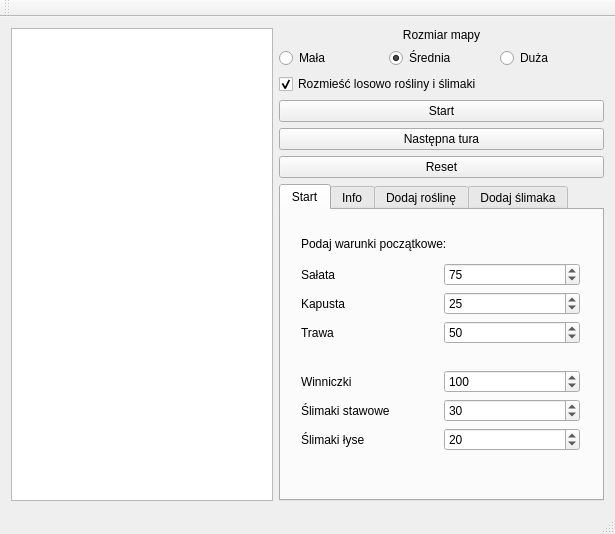
Before: the Qt Designer form mainwindow.ui in KarolStachurka/PJC, drawn with Qt 5.
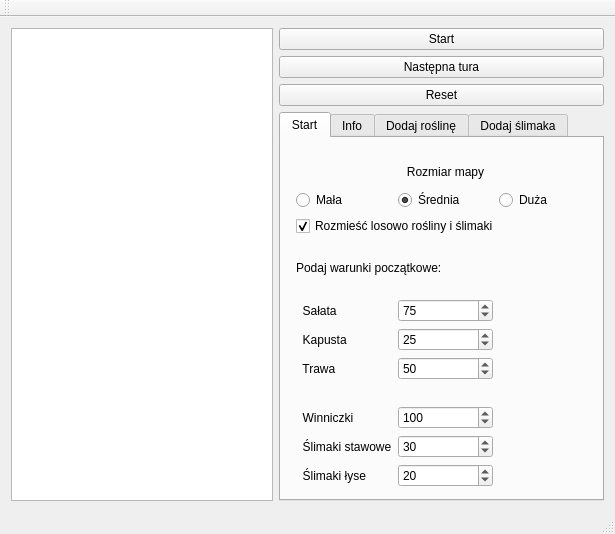
After: the same form once the commit is applied.

Diff of the .ui file:
```diff
--- a/mainwindow.ui
+++ b/mainwindow.ui
@@ -60,70 +60,7 @@
          <enum>QLayout::SetDefaultConstraint</enum>
         </property>
         <item>
-         <layout class="QGridLayout" name="gridLayout_2">
-          <item row="1" column="0">
-           <widget class="QRadioButton" name="mapSmall">
-            <property name="text">
-             <string>Mała</string>
-            </property>
-            <property name="checked">
-             <bool>false</bool>
-            </property>
-           </widget>
-          </item>
-          <item row="1" column="1">
-           <widget class="QRadioButton" name="mapMedium">
-            <property name="text">
-             <string>Średnia</string>
-            </property>
-            <property name="checked">
-             <bool>true</bool>
-            </property>
-           </widget>
-          </item>
-          <item row="1" column="2">
-           <widget class="QRadioButton" name="mapHuge">
-            <property name="text">
-             <string>Duża</string>
-            </property>
-           </widget>
-          </item>
-          <item row="0" column="0" colspan="3">
-           <widget class="QLabel" name="titleLabel1">
-            <property name="sizePolicy">
-             <sizepolicy hsizetype="Minimum" vsizetype="Minimum">
-              <horstretch>0</horstretch>
-              <verstretch>0</verstretch>
-             </sizepolicy>
-            </property>
-            <property name="maximumSize">
-             <size>
-              <width>16777215</width>
-              <height>25</height>
-             </size>
-            </property>
-            <property name="layoutDirection">
-             <enum>Qt::LeftToRight</enum>
-            </property>
-            <property name="text">
-             <string>Rozmiar mapy</string>
-            </property>
-            <property name="alignment">
-             <set>Qt::AlignCenter</set>
-            </property>
-           </widget>
-          </item>
-          <item row="2" column="0" colspan="3">
-           <widget class="QCheckBox" name="randomStartCheckBox">
-            <property name="text">
-             <string>Rozmieść losowo rośliny i ślimaki</string>
-            </property>
-            <property name="checked">
-             <bool>true</bool>
-            </property>
-           </widget>
-          </item>
-         </layout>
+         <layout class="QGridLayout" name="gridLayout_2"/>
         </item>
         <item>
          <widget class="QPushButton" name="automaticMode">
@@ -185,76 +122,104 @@
            <widget class="QWidget" name="gridLayoutWidget_3">
             <property name="geometry">
              <rect>
-              <x>9</x>
-              <y>9</y>
-              <width>301</width>
-              <height>243</height>
+              <x>4</x>
+              <y>10</y>
+              <width>321</width>
+              <height>350</height>
              </rect>
             </property>
             <layout class="QGridLayout" name="gridLayout_4">
-             <item row="6" column="0">
-              <widget class="QLabel" name="label_5">
-               <property name="text">
-                <string>Ślimaki stawowe</string>
-               </property>
-              </widget>
-             </item>
-             <item row="4" column="0" colspan="2">
-              <spacer name="horizontalSpacer_2">
-               <property name="orientation">
-                <enum>Qt::Horizontal</enum>
-               </property>
-               <property name="sizeHint" stdset="0">
-                <size>
-                 <width>40</width>
-                 <height>20</height>
-                </size>
-               </property>
-              </spacer>
-             </item>
              <item row="1" column="0">
-              <widget class="QLabel" name="label">
+              <widget class="QRadioButton" name="mapSmall">
                <property name="text">
-                <string>Sałata</string>
+                <string>Mała</string>
                </property>
+               <property name="checked">
+                <bool>false</bool>
+               </property>
               </widget>
              </item>
-             <item row="2" column="0">
+             <item row="1" column="1">
+              <widget class="QRadioButton" name="mapMedium">
+               <property name="text">
+                <string>Średnia</string>
+               </property>
+               <property name="checked">
+                <bool>true</bool>
+               </property>
+              </widget>
+             </item>
+             <item row="1" column="2">
+              <widget class="QRadioButton" name="mapHuge">
+               <property name="text">
+                <string>Duża</string>
+               </property>
+              </widget>
+             </item>
+             <item row="0" column="0" colspan="3">
+              <widget class="QLabel" name="titleLabel1">
+               <property name="sizePolicy">
+                <sizepolicy hsizetype="Minimum" vsizetype="Minimum">
+                 <horstretch>0</horstretch>
+                 <verstretch>0</verstretch>
+                </sizepolicy>
+               </property>
+               <property name="maximumSize">
+                <size>
+                 <width>16777215</width>
+                 <height>25</height>
+                </size>
+               </property>
+               <property name="layoutDirection">
+                <enum>Qt::LeftToRight</enum>
+               </property>
+               <property name="text">
+                <string>Rozmiar mapy</string>
+               </property>
+               <property name="alignment">
+                <set>Qt::AlignCenter</set>
+               </property>
+              </widget>
+             </item>
+             <item row="5" column="0" colspan="3">
+              <widget class="QCheckBox" name="randomStartCheckBox">
+               <property name="text">
+                <string>Rozmieść losowo rośliny i ślimaki</string>
+               </property>
+               <property name="checked">
+                <bool>true</bool>
+               </property>
+              </widget>
+             </item>
+             <item row="8" column="0">
               <widget class="QLabel" name="label_2">
                <property name="text">
-                <string>Kapusta</string>
+                <string>  Kapusta</string>
                </property>
               </widget>
              </item>
-             <item row="3" column="0">
+             <item row="9" column="0">
               <widget class="QLabel" name="label_3">
                <property name="text">
-                <string>Trawa</string>
+                <string>  Trawa</string>
                </property>
               </widget>
              </item>
-             <item row="5" column="0">
-              <widget class="QLabel" name="label_4">
-               <property name="text">
-                <string>Winniczki</string>
-               </property>
-              </widget>
-             </item>
-             <item row="7" column="0">
-              <widget class="QLabel" name="label_6">
-               <property name="text">
-                <string>Ślimaki łyse</string>
-               </property>
-              </widget>
-             </item>
-             <item row="0" column="0" colspan="2">
+             <item row="6" column="0" colspan="3">
               <widget class="QLabel" name="label_7">
                <property name="text">
                 <string>Podaj warunki początkowe:</string>
                </property>
               </widget>
              </item>
-             <item row="1" column="1">
+             <item row="7" column="0">
+              <widget class="QLabel" name="label">
+               <property name="text">
+                <string>  Sałata</string>
+               </property>
+              </widget>
+             </item>
+             <item row="7" column="1">
               <widget class="QSpinBox" name="lettuceNumberEdit">
                <property name="maximum">
                 <number>999</number>
@@ -264,7 +229,7 @@
                </property>
               </widget>
              </item>
-             <item row="2" column="1">
+             <item row="8" column="1">
               <widget class="QSpinBox" name="cabbageNumberEdit">
                <property name="maximum">
                 <number>999</number>
@@ -274,7 +239,7 @@
                </property>
               </widget>
              </item>
-             <item row="3" column="1">
+             <item row="9" column="1">
               <widget class="QSpinBox" name="grassNumberEdit">
                <property name="maximum">
                 <number>999</number>
@@ -284,7 +249,27 @@
                </property>
               </widget>
              </item>
-             <item row="5" column="1">
+             <item row="11" column="0">
+              <widget class="QLabel" name="label_4">
+               <property name="text">
+                <string>  Winniczki</string>
+               </property>
+              </widget>
+             </item>
+             <item row="10" column="0" colspan="3">
+              <spacer name="horizontalSpacer_2">
+               <property name="orientation">
+                <enum>Qt::Horizontal</enum>
+               </property>
+               <property name="sizeHint" stdset="0">
+                <size>
+                 <width>40</width>
+                 <height>20</height>
+                </size>
+               </property>
+              </spacer>
+             </item>
+             <item row="11" column="1">
               <widget class="QSpinBox" name="helixNumberEdit">
                <property name="maximum">
                 <number>999</number>
@@ -294,7 +279,14 @@
                </property>
               </widget>
              </item>
-             <item row="6" column="1">
+             <item row="12" column="0">
+              <widget class="QLabel" name="label_5">
+               <property name="text">
+                <string>  Ślimaki stawowe</string>
+               </property>
+              </widget>
+             </item>
+             <item row="12" column="1">
               <widget class="QSpinBox" name="slugNumberEdit">
                <property name="maximum">
                 <number>999</number>
@@ -304,7 +296,14 @@
                </property>
               </widget>
              </item>
-             <item row="7" column="1">
+             <item row="13" column="0">
+              <widget class="QLabel" name="label_6">
+               <property name="text">
+                <string>  Ślimaki łyse</string>
+               </property>
+              </widget>
+             </item>
+             <item row="13" column="1">
               <widget class="QSpinBox" name="wormNumberEdit">
                <property name="maximum">
                 <number>999</number>
@@ -314,6 +313,48 @@
                </property>
               </widget>
              </item>
+             <item row="7" column="2">
+              <widget class="QLabel" name="lettucePicture1">
+               <property name="text">
+                <string/>
+               </property>
+              </widget>
+             </item>
+             <item row="8" column="2">
+              <widget class="QLabel" name="cabbagePicture1">
+               <property name="text">
+                <string/>
+               </property>
+              </widget>
+             </item>
+             <item row="9" column="2">
+              <widget class="QLabel" name="grassPicture1">
+               <property name="text">
+                <string/>
+               </property>
+              </widget>
+             </item>
+             <item row="11" column="2">
+              <widget class="QLabel" name="helixPicture1">
+               <property name="text">
+                <string/>
+               </property>
+              </widget>
+             </item>
+             <item row="12" column="2">
+              <widget class="QLabel" name="slugPicture1">
+               <property name="text">
+                <string/>
+               </property>
+              </widget>
+             </item>
+             <item row="13" column="2">
+              <widget class="QLabel" name="wormPicture1">
+               <property name="text">
+                <string/>
+               </property>
+              </widget>
+             </item>
             </layout>
            </widget>
           </widget>
```
